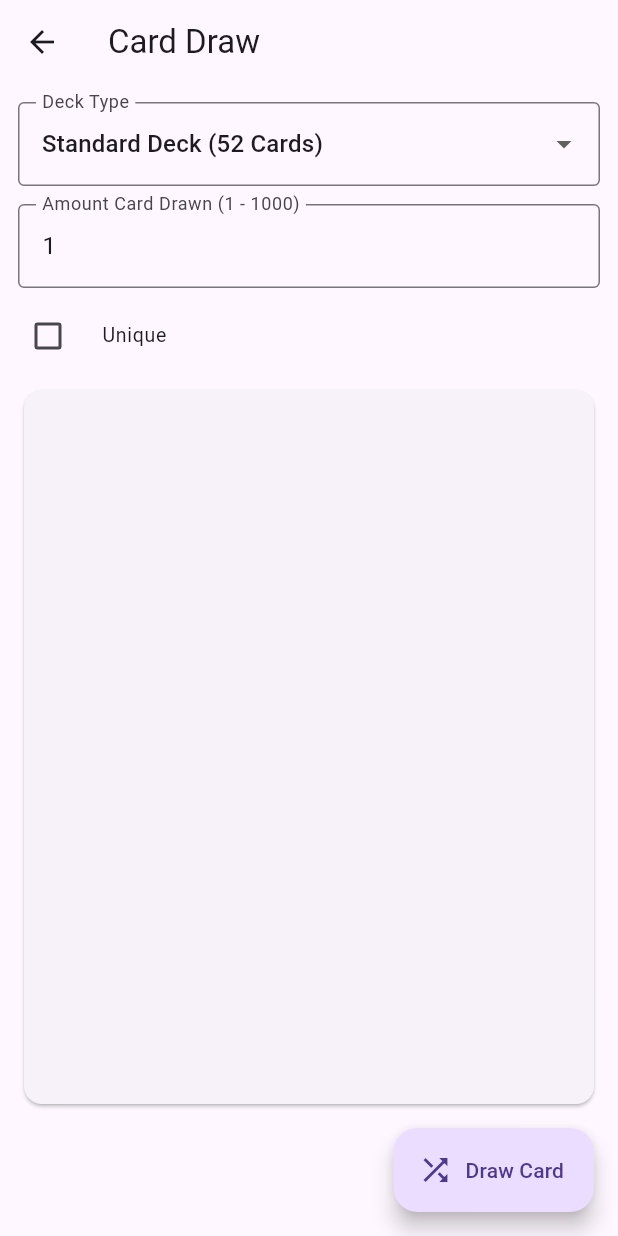
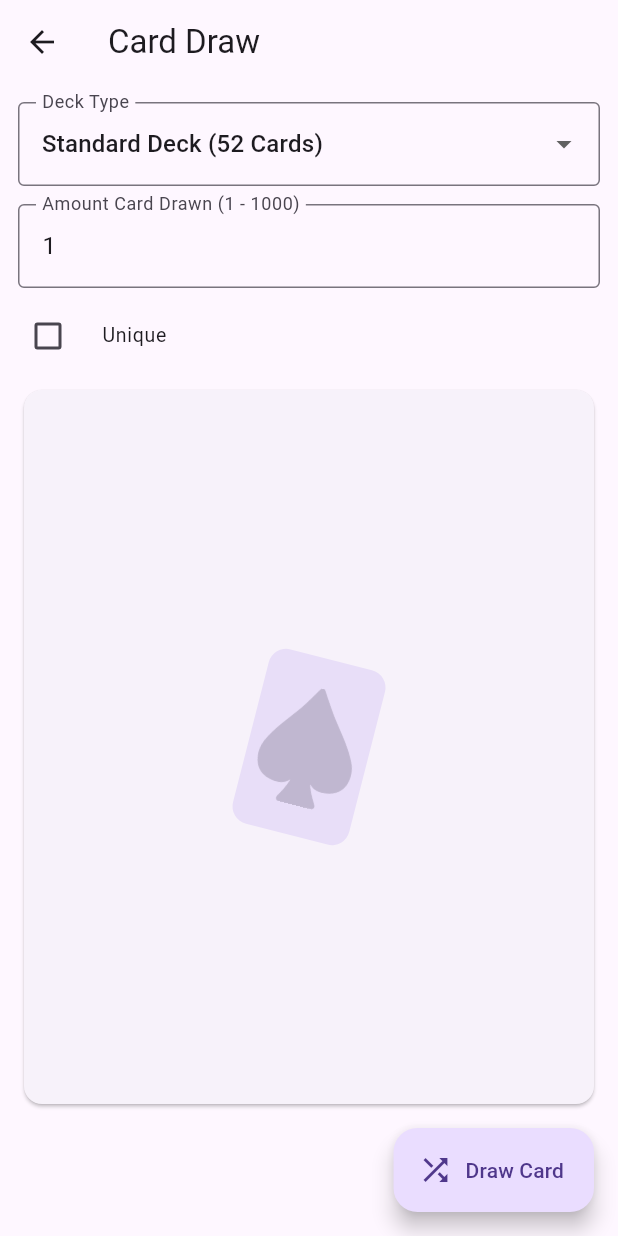
Before and after one commit to HexaRy0/randomizer, a Flutter app: the CardDrawScreen screen opened by its route, on a phone screen of 412 x 824 dp. Run offline on Flutter 3.47's test engine with Material 2 defaults, Android fonts, the phone set to English and light mode, and no system bars; drawn by our look-alikes of dynamic_color, flutter_form_builder; our stand-ins replace flutter_riverpod, font_awesome_flutter, form_builder_validators, isar, riverpod_annotation; accounts and stored records are empty; generated files the repository leaves out were written again.

Commit message:
feat: finalize card draw

```diff
--- a/lib/screens/randomizer/card_draw/card_draw.dart
+++ b/lib/screens/randomizer/card_draw/card_draw.dart
@@ -129,7 +129,28 @@ class _CardDrawScreenState extends ConsumerState<CardDrawScreen> {
                   child: Center(
                     child: Padding(
                       padding: const EdgeInsets.all(12),
-                      child: GridView.builder(
+                      child: cardDraw.isEmpty
+                          ? Transform.rotate(
+                              angle: .25,
+                              child: Container(
+                                width: 80,
+                                height: 120,
+                                decoration: BoxDecoration(
+                                  color: Theme.of(context).colorScheme.secondaryContainer,
+                                  borderRadius: BorderRadius.circular(12),
+                                ),
+                                child: SizedBox(
+                                  child: Image.asset(
+                                    "assets/images/card/spades.png",
+                                    color: Theme.of(context)
+                                        .colorScheme
+                                        .onSecondaryContainer
+                                        .withOpacity(0.25),
+                                  ),
+                                ),
+                              ),
+                            )
+                          : GridView.builder(
                               gridDelegate: const SliverGridDelegateWithFixedCrossAxisCount(
                                 crossAxisCount: 3,
                                 childAspectRatio: 3 / 4,
@@ -150,7 +171,8 @@ class _CardDrawScreenState extends ConsumerState<CardDrawScreen> {
                                           crossAxisAlignment: CrossAxisAlignment.center,
                                           children: [
                                             !cardDraw[index].contains("Joker")
-                                          ? _generateCardSymbol(cardDraw[index].split(" of ").last)
+                                                ? _generateCardSymbol(
+                                                    cardDraw[index].split(" of ").last)
                                                 : Container(),
                                             const SizedBox(height: 8),
                                             Text(
```
Also changed, not shown: lib/screens/randomizer/dice_roll/dice_roll.dart (+8 -1 lines). Lines whose indentation alone changed are shown as unchanged.
